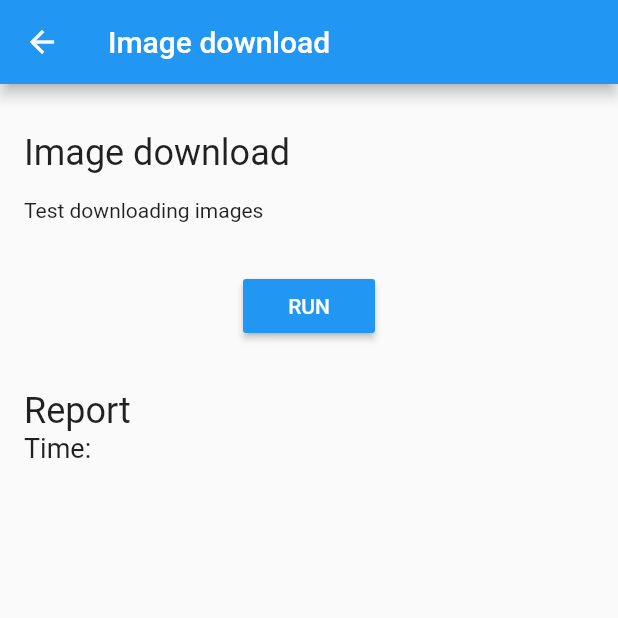
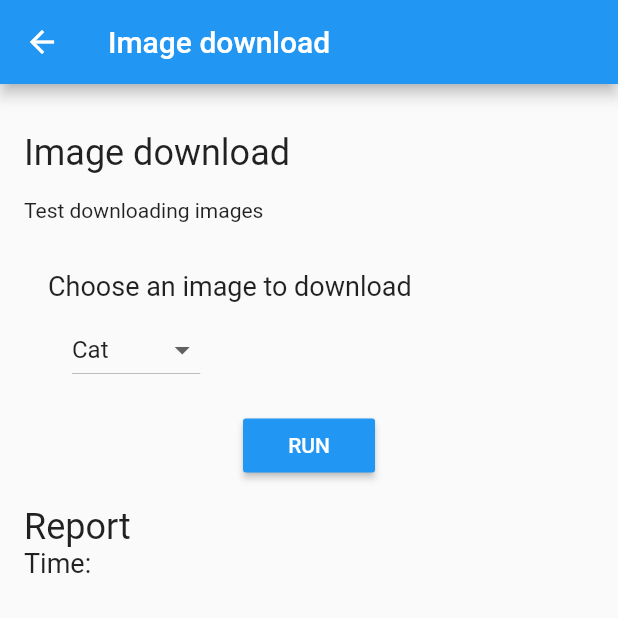
Before and after one commit to WilliamWV/androidConcAndSync_Flutter, a Flutter app: the ImgDownScreen screen opened directly, on a phone screen of 412 x 824 dp, the top half of it. Run offline on Flutter 3.47's test engine with Material 2 defaults, Android fonts, the phone set to English and light mode, and no system bars.

Commit message:
Implemented image download

```diff
--- a/lib/constants.dart
+++ b/lib/constants.dart
@@ -45,3 +45,20 @@ const M2 = "m2";
 const ID = "id";
 const TASKS = "tasks";
 const MAX_VAL = 20;
+
+//Image download
+const String CAT = "Cat";
+const String DOG = "Dog";
+const String LION = "Lion";
+const String PLATYPUS = "Platypus";
+const String PIGEON = "Pigeon";
+const String LABEL_CHOOSE_IMG = "Choose an image to download";
+const List IMAGES = [CAT, DOG, LION, PLATYPUS, PIGEON];
+const String BASE_IMG_URL = 'https://gitlab.com/wwvargas/androidconcurrency/raw/master/imgs/';
+const IMG_URL = {
+  CAT: BASE_IMG_URL + "cat.jpg",
+  DOG: BASE_IMG_URL + "dog.jpg",
+  LION: BASE_IMG_URL + "lion.jpg",
+  PLATYPUS: BASE_IMG_URL + "platypus.jpg",
+  PIGEON: BASE_IMG_URL + "pigeon.jpg"
+};
--- a/lib/screens/ImgDownScreen.dart
+++ b/lib/screens/ImgDownScreen.dart
@@ -1,8 +1,11 @@
 
 
 import 'package:androidconcurrency/constants.dart';
+import 'package:androidconcurrency/widgets/ImageChooser.dart';
 import 'package:flutter/cupertino.dart';
 import 'package:flutter/material.dart';
+
+final imgKey = new GlobalKey<ImageChooserState>();
 
 class ImgDownScreen extends StatefulWidget{
   ImgDownScreen({Key key}): super(key: key);
@@ -16,6 +19,7 @@ class _ImgDownState extends State<ImgDownScreen>{
 
   int _reportTime;
   String _reportTimeText = "";
+  Widget _image = Container();
 
   @override
   Widget build(BuildContext context) {
@@ -23,7 +27,9 @@ class _ImgDownState extends State<ImgDownScreen>{
       appBar: AppBar(
           title: Text(IMG_DOWN)
       ),
-      body: Center(
+      body: ListView(
+        children: <Widget> [
+          Center(
             child: Container(
               padding: new EdgeInsets.all(MID_PADDING),
               child: Column(
@@ -41,9 +47,10 @@ class _ImgDownState extends State<ImgDownScreen>{
                       PROBL_DESCRIPTION[IMG_DOWN],
                       style: TextStyle(fontSize: DESCRIPTION_FONT_SIZE)
                   ),
+                  ImageChooser(key: imgKey),
                   Container(
                       alignment: Alignment(0.0, 0.0),
-                  padding: EdgeInsets.symmetric(vertical: LARGE_PADDING),
+                      padding: EdgeInsets.only(bottom: MID_PADDING),
                       child:RaisedButton(
                         textColor: Colors.white,
                         color: Colors.blue,
@@ -53,7 +60,7 @@ class _ImgDownState extends State<ImgDownScreen>{
                         onPressed: runID,
                       )
                   ),
-              imageDisplayer(),
+                  this._image,
                   Text(
                     REPORT,
                     style: TextStyle(fontSize: TITLE_FONT_SIZE),
@@ -74,12 +81,29 @@ class _ImgDownState extends State<ImgDownScreen>{
               ),
             ),
           ),
+        ]
+      )
     );
   }
   void runID(){
+    imageCache.clear();
+    var image = imgKey.currentState.selectedImage;
+    Stopwatch stopwatch = new Stopwatch()..start();
+    setState(() {
+      Image img = new Image.network(IMG_URL[image]);
+      img.image.resolve(new ImageConfiguration()).addListener(ImageStreamListener((_, __) => {
+        if (mounted) {
+          this.updateTime(stopwatch..stop())
+        }
+      }));
+      this._image = img;
+    });
 
   }
-  Widget imageDisplayer(){
-    return Container();
+  void updateTime(Stopwatch s){
+    setState((){
+      _reportTime = s.elapsedMilliseconds;
+      _reportTimeText = _reportTime.toString() + " ms";
+    });
   }
 }
--- /dev/null
+++ b/lib/widgets/ImageChooser.dart
@@ -0,0 +1,71 @@
+import 'package:flutter/material.dart';
+import 'package:androidconcurrency/constants.dart';
+
+class ImageChooser extends StatefulWidget {
+  ImageChooser({Key key}) : super(key: key);
+
+  @override
+  ImageChooserState createState() => new ImageChooserState();
+
+}
+
+class ImageChooserState extends State<ImageChooser> {
+
+  List<DropdownMenuItem<String>> _menuItems;
+  String _selectedImage;
+  String get selectedImage => _selectedImage;
+
+  @override
+  void initState() {
+    _menuItems = getDropDownMenuItems();
+    _selectedImage = _menuItems[0].value;
+    super.initState();
+
+  }
+
+  List<DropdownMenuItem<String>> getDropDownMenuItems() {
+    List<DropdownMenuItem<String>> items = new List();
+    for(String img in IMAGES)
+      items.add(new DropdownMenuItem(
+          value: img,
+          child: new Text(img)
+      ));
+    return items;
+  }
+
+  @override
+  Widget build(BuildContext context) {
+    return new Container(
+        padding: new EdgeInsets.fromLTRB(
+            MID_PADDING, LARGE_PADDING, MID_PADDING, MID_PADDING
+        ),
+        child: new Column(
+          crossAxisAlignment: CrossAxisAlignment.start,
+          mainAxisAlignment: MainAxisAlignment.center,
+          children: <Widget>[
+            new Text(
+              LABEL_CHOOSE_IMG,
+              textAlign: TextAlign.start,
+              style: TextStyle(fontSize: LABEL_FONT_SIZE),
+            ),
+            new Container(
+              padding: new EdgeInsets.all(SMALL_PADDING),
+            ),
+            new Container(
+                padding: new EdgeInsets.only(left: MID_PADDING),
+                child: new DropdownButton(
+                  value: _selectedImage,
+                  items: _menuItems,
+                  onChanged: changedImage,
+                )
+            )
+          ],
+        )
+    );
+  }
+  void changedImage(String selected) {
+    setState(() {
+      _selectedImage = selected;
+    });
+  }
+}
--- a/pubspec.yaml
+++ b/pubspec.yaml
@@ -14,7 +14,7 @@ description: A new Flutter application.
 version: 1.0.0+1
 
 environment:
-  sdk: ">=2.2.0 <3.0.0"
+  sdk: ">=2.2.2 <3.0.0"
 
 dependencies:
   flutter:
```
Lines whose indentation alone changed are shown as unchanged.
